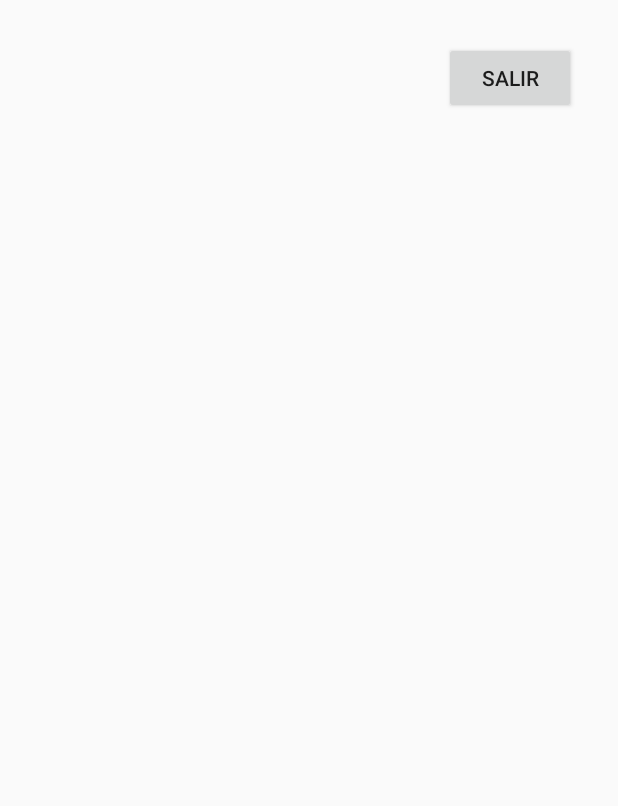
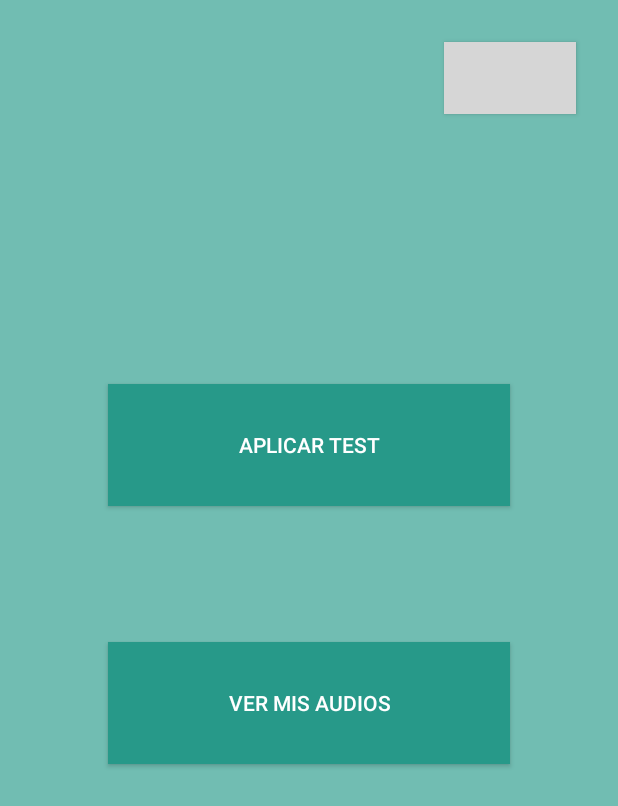
Before and after one commit to Alktraz-beep/KnowStorage, an Android app: the layout alumno.xml on its own in the app's theme, with its tools: preview values and no code run, on a phone screen of 412 x 824 dp. Shown: the top 806 px of the screen. Run offline under Robolectric (Android 15) with nearby library versions, the light colour scheme and no system bars; grey boxes are pictures that could not be loaded.

Commit message:
app con vizualizador de audio en alumnos

```diff
--- a/app/src/main/AndroidManifest.xml
+++ b/app/src/main/AndroidManifest.xml
@@ -14,7 +14,8 @@
         android:roundIcon="@mipmap/ic_launcher"
         android:supportsRtl="true"
         android:theme="@style/AppTheme">
-        <activity android:name=".VisualizadorAudio"></activity>
+        <activity android:name=".SesionTest"></activity>
+        <activity android:name=".VisualizadorAudio" />
 
         <meta-data
             android:name="com.facebook.sdk.ApplicationId"
--- a/app/src/main/res/layout/alumno.xml
+++ b/app/src/main/res/layout/alumno.xml
@@ -4,7 +4,18 @@
     xmlns:app="http://schemas.android.com/apk/res-auto"
     xmlns:tools="http://schemas.android.com/tools"
     android:layout_width="match_parent"
-    android:layout_height="match_parent">
+    android:layout_height="match_parent"
+    android:background="#71bdB2">
+
+    <TextView
+        android:id="@+id/datos"
+        android:layout_width="104dp"
+        android:layout_height="32dp"
+        android:layout_marginStart="32dp"
+        android:layout_marginLeft="32dp"
+        android:layout_marginTop="28dp"
+        app:layout_constraintStart_toStartOf="parent"
+        app:layout_constraintTop_toTopOf="parent" />
 
     <Button
         android:id="@+id/Logout"
@@ -16,5 +27,33 @@
         android:text="Salir"
         app:layout_constraintEnd_toEndOf="parent"
         app:layout_constraintTop_toTopOf="parent"
-        android:onClick="logout"/>
+        android:onClick="logout"
+        android:textColor="@color/com_facebook_button_text_color"
+        android:background="@color/com_facebook_button_background_color"/>
+
+    <Button
+        android:id="@+id/aplicarTest"
+        android:layout_width="268dp"
+        android:layout_height="81dp"
+        android:layout_marginTop="256dp"
+        android:background="#279989"
+        android:text="Aplicar Test"
+        android:textColor="@android:color/white"
+        app:layout_constraintEnd_toEndOf="parent"
+        app:layout_constraintStart_toStartOf="parent"
+        app:layout_constraintTop_toTopOf="parent"
+        android:onClick="aplicarTest"/>
+
+    <Button
+        android:id="@+id/verMisAudios"
+        android:layout_width="268dp"
+        android:layout_height="81dp"
+        android:layout_marginTop="428dp"
+        android:background="#279989"
+        android:text="Ver mis audios"
+        android:textColor="@android:color/white"
+        app:layout_constraintEnd_toEndOf="parent"
+        app:layout_constraintStart_toStartOf="parent"
+        app:layout_constraintTop_toTopOf="parent"
+        android:onClick="verMisAudios"/>
 </androidx.constraintlayout.widget.ConstraintLayout>
```
Also changed, not shown: app/src/main/java/com/example/knowstorage/Alumno.java (+19 -1 lines), app/src/main/java/com/example/knowstorage/Audios.java (+23 -6 lines), app/src/main/java/com/example/knowstorage/SesionTest.java (added, +14 -0 lines), app/src/main/res/layout/sesion_test.xml (added, +9 -0 lines), 1 other file.
